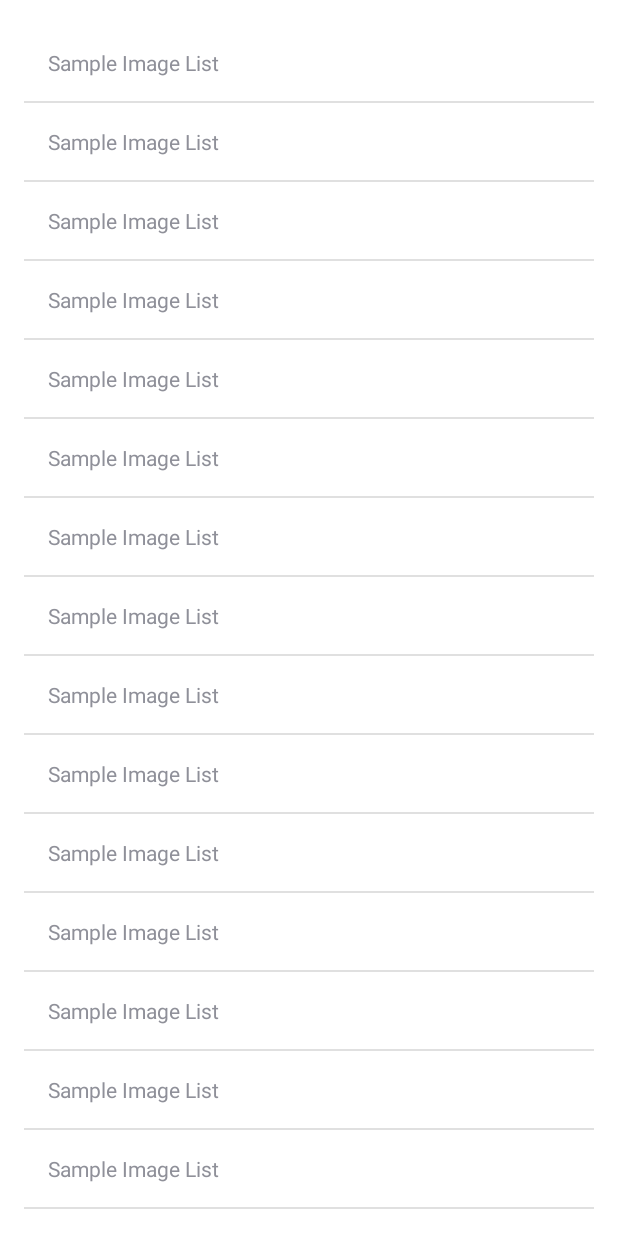
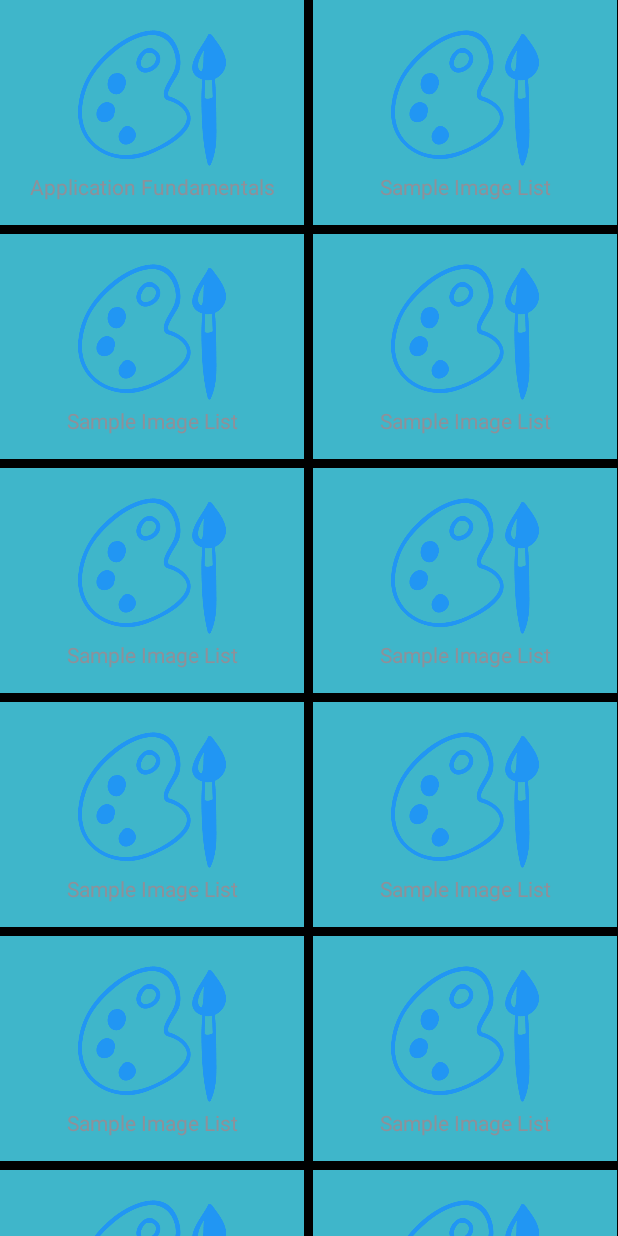
Before and after one commit to goldenkyds/android_dev_guide, an Android app: the screen it shows after launch (MainActivity), on a phone screen of 412 x 824 dp. Run offline under Robolectric (Android 15) with nearby library versions, the phone set to English and light mode, and no system bars; our stand-ins replace ButterKnife.

Commit message:
Change Content

```diff
--- a/app/src/main/AndroidManifest.xml
+++ b/app/src/main/AndroidManifest.xml
@@ -13,7 +13,7 @@
         </activity>
         <activity
             android:name="com.goldenkyds.androidGuide.view.SplashScreen"
-
+            android:noHistory="true"
             android:label="@string/title_activity_splash_screen" >
             <intent-filter>
                 <action android:name="android.intent.action.MAIN" />
--- a/app/src/main/java/com/goldenkyds/androidGuide/view/MainActivity.java
+++ b/app/src/main/java/com/goldenkyds/androidGuide/view/MainActivity.java
@@ -7,6 +7,8 @@ import android.view.TextureView;
 import android.view.View;
 import android.view.ViewGroup;
 import android.widget.BaseAdapter;
+import android.widget.GridView;
+import android.widget.ImageView;
 import android.widget.ListView;
 import android.widget.TextView;
 
@@ -19,7 +21,7 @@ import butterknife.InjectView;
 public class MainActivity extends AppCompatActivity {
 
     @InjectView(R.id.basic_list)
-    ListView basicList;
+    GridView basicList;
 
     @Override
     protected void onCreate(Bundle savedInstanceState) {
@@ -51,16 +53,22 @@ public class MainActivity extends AppCompatActivity {
 
         @Override
         public View getView(int position, View convertView, ViewGroup parent) {
-            View view;
+            ViewHolder view;
             if(convertView == null){
-                view = LayoutInflater.from(getBaseContext()).inflate(R.layout.sample_row,parent,false);
-                convertView = view;
+                view = new ViewHolder();
+                convertView = LayoutInflater.from(getBaseContext()).inflate(R.layout.sample_row,parent,false);
+                view.sampleText = (TextView)convertView.findViewById(R.id.sample_text);
                 convertView.setTag(view);
             }else{
-                view = (View)convertView.getTag();
+                view = (ViewHolder)convertView.getTag();
             }
-            ((TextView)view.findViewById(R.id.sample_text)).setText(samples[position]);
-            return view;
+            view.sampleText.setText(samples[position]);
+            return convertView;
+        }
+
+        private class ViewHolder{
+            ImageView sampleImage;
+            TextView sampleText;
         }
     }
 
--- a/app/src/main/res/layout/activity_main.xml
+++ b/app/src/main/res/layout/activity_main.xml
@@ -1,14 +1,15 @@
 <FrameLayout xmlns:android="http://schemas.android.com/apk/res/android"
     xmlns:tools="http://schemas.android.com/tools" android:layout_width="match_parent"
-    android:layout_height="match_parent" android:paddingLeft="@dimen/activity_horizontal_margin"
-    android:paddingRight="@dimen/activity_horizontal_margin"
-    android:paddingTop="@dimen/activity_vertical_margin"
-    android:paddingBottom="@dimen/activity_vertical_margin"
+    android:layout_height="match_parent"
     tools:context=".MainActivity">
 
-    <ListView
+    <GridView
+        android:background="@android:color/black"
         android:layout_width="match_parent"
+        android:numColumns="2"
         android:id="@+id/basic_list"
+        android:verticalSpacing="6dp"
+        android:horizontalSpacing="6dp"
         android:layout_height="match_parent"/>
 
 
--- a/app/src/main/res/layout/activity_splash_screen.xml
+++ b/app/src/main/res/layout/activity_splash_screen.xml
@@ -8,7 +8,7 @@
         android:layout_marginTop="30dp"
         android:layout_gravity="center_horizontal"
         android:layout_width="200dp"
-        android:src="@drawable/clock_splash_screen"
+        android:src="@drawable/starting_point"
         android:layout_height="200dp" />
     <TextView
         android:layout_marginTop="30dp"
--- a/app/src/main/res/layout/sample_row.xml
+++ b/app/src/main/res/layout/sample_row.xml
@@ -2,13 +2,24 @@
 <FrameLayout xmlns:android="http://schemas.android.com/apk/res/android"
     xmlns:tools="http://schemas.android.com/tools"
     android:layout_width="match_parent"
+    android:background="@color/base.starting_point"
     android:padding="16dp"
-    android:layout_height="match_parent">
+    android:layout_height="150dp">
 
-    <TextView
-        android:id="@+id/sample_text"
-        android:layout_gravity="center_vertical"
-        android:layout_width="wrap_content"
-        tools:text="Hello World"
-        android:layout_height="wrap_content" />
+    <LinearLayout
+        android:layout_width="match_parent"
+        android:orientation="vertical"
+        android:layout_height="match_parent">
+        <ImageView
+            android:layout_width="match_parent"
+            android:layout_weight="1"
+            android:src="@drawable/starting_point"
+            android:layout_height="0dp" />
+        <TextView
+            android:gravity="center"
+            android:id="@+id/sample_text"
+            tools:text="Hello, World"
+            android:layout_width="match_parent"
+            android:layout_height="wrap_content" />
+    </LinearLayout>
 </FrameLayout>
--- a/app/src/main/res/values/color.xml
+++ b/app/src/main/res/values/color.xml
@@ -1,4 +1,10 @@
 <?xml version="1.0" encoding="utf-8"?>
 <resources>
     <color name="base.white">#fff</color>
+    <color name="base.starting_point">#3fb6ca</color>
+    <color name="base.starting_point_part_ii">#fff</color>
+    <color name="base.starting_point_part_iii">#fff</color>
+    <color name="base.fundamental">#fff</color>
+    <color name="base.fundamental_part_ii">#fff</color>
+    <color name="base.fundamental_part_iii">#fff</color>
 </resources>
--- a/app/src/main/res/values/sample_list.xml
+++ b/app/src/main/res/values/sample_list.xml
@@ -1,7 +1,7 @@
 <?xml version="1.0" encoding="utf-8"?>
 <resources>
     <string-array name="sample_list">
-        <item>Sample Image List</item>
+        <item>Application Fundamentals</item>
         <item>Sample Image List</item>
         <item>Sample Image List</item>
         <item>Sample Image List</item>
```
Also changed, not shown: app/src/main/res/drawable/starting_point.png (added), 2 other files.
